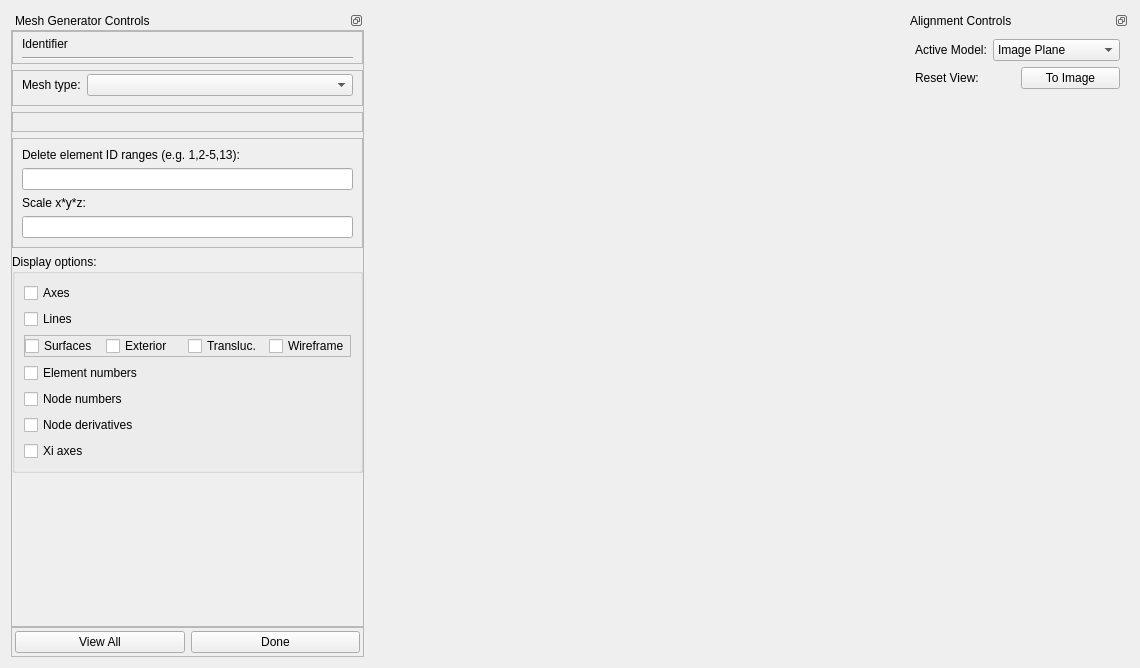
This is mapclientplugins/meshgeneratorstep/qt/meshgeneratorwidget.ui in mlin865/mapclientplugins.scaffoldcreator as Qt 5 draws it before an edit. The edited form follows.
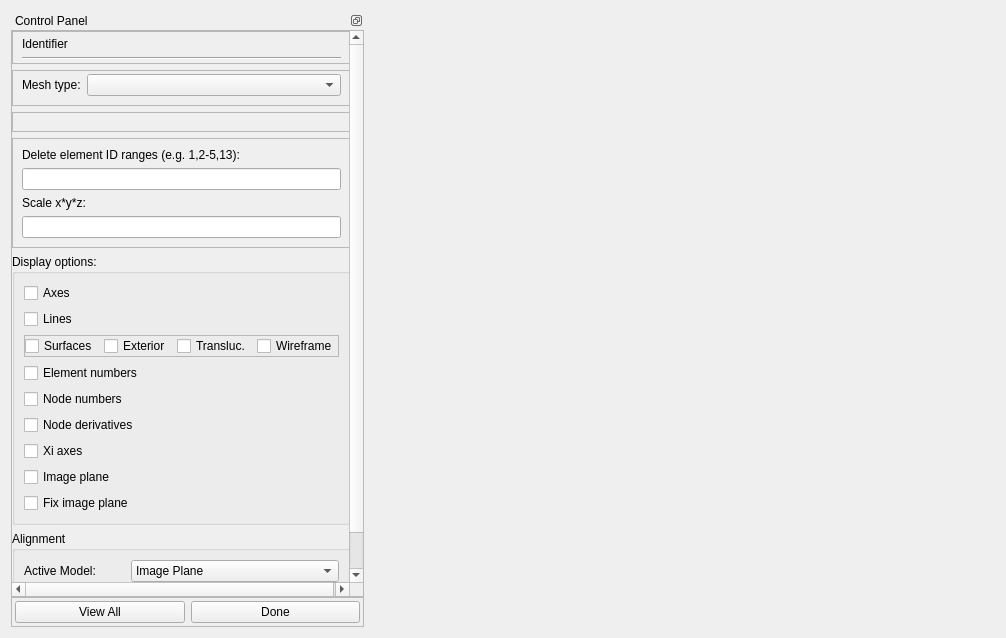
This is the edited form. Custom widgets are drawn as their Qt base class.

Commit message: Handle optional image source input.

Patch:
```diff
--- a/mapclientplugins/meshgeneratorstep/qt/meshgeneratorwidget.ui
+++ b/mapclientplugins/meshgeneratorstep/qt/meshgeneratorwidget.ui
@@ -6,8 +6,8 @@
    <rect>
     <x>0</x>
     <y>0</y>
-    <width>1140</width>
-    <height>668</height>
+    <width>1006</width>
+    <height>638</height>
    </rect>
   </property>
   <property name="sizePolicy">
@@ -41,7 +41,7 @@
       <set>Qt::AllDockWidgetAreas</set>
      </property>
      <property name="windowTitle">
-      <string>Mesh Generator Controls</string>
+      <string>Control Panel</string>
      </property>
      <widget class="QWidget" name="dockWidgetContents">
       <property name="sizePolicy">
@@ -83,7 +83,7 @@
             <x>0</x>
             <y>0</y>
             <width>351</width>
-            <height>595</height>
+            <height>565</height>
            </rect>
           </property>
           <property name="sizePolicy">
@@ -304,6 +304,64 @@
                   </property>
                  </widget>
                 </item>
+                <item>
+                 <widget class="QCheckBox" name="imagePlane_checkBox">
+                  <property name="text">
+                   <string>Image plane</string>
+                  </property>
+                 </widget>
+                </item>
+                <item>
+                 <widget class="QCheckBox" name="fixImagePlane_checkBox">
+                  <property name="text">
+                   <string>Fix image plane</string>
+                  </property>
+                 </widget>
+                </item>
+               </layout>
+              </widget>
+             </item>
+             <item>
+              <widget class="QGroupBox" name="alignment_groupBox">
+               <property name="title">
+                <string>Alignment</string>
+               </property>
+               <layout class="QGridLayout" name="gridLayout">
+                <item row="0" column="0">
+                 <widget class="QLabel" name="activeModel_label">
+                  <property name="text">
+                   <string>Active Model:</string>
+                  </property>
+                 </widget>
+                </item>
+                <item row="0" column="1" colspan="2">
+                 <widget class="QComboBox" name="activeModel_comboBox">
+                  <item>
+                   <property name="text">
+                    <string>Image Plane</string>
+                   </property>
+                  </item>
+                  <item>
+                   <property name="text">
+                    <string>Genereated Mesh</string>
+                   </property>
+                  </item>
+                 </widget>
+                </item>
+                <item row="1" column="0" colspan="2">
+                 <widget class="QLabel" name="toImage_label">
+                  <property name="text">
+                   <string>Reset View:</string>
+                  </property>
+                 </widget>
+                </item>
+                <item row="1" column="2">
+                 <widget class="QPushButton" name="toImage_pushButton">
+                  <property name="text">
+                   <string>To Image</string>
+                  </property>
+                 </widget>
+                </item>
                </layout>
               </widget>
              </item>
@@ -373,86 +431,6 @@
        <verstretch>0</verstretch>
       </sizepolicy>
      </property>
-     <zorder>dockWidget_AlignmentControls</zorder>
-    </widget>
-   </item>
-   <item>
-    <widget class="QDockWidget" name="dockWidget_AlignmentControls">
-     <property name="sizePolicy">
-      <sizepolicy hsizetype="Preferred" vsizetype="Preferred">
-       <horstretch>1</horstretch>
-       <verstretch>0</verstretch>
-      </sizepolicy>
-     </property>
-     <property name="features">
-      <set>QDockWidget::DockWidgetFloatable|QDockWidget::DockWidgetMovable</set>
-     </property>
-     <property name="allowedAreas">
-      <set>Qt::LeftDockWidgetArea|Qt::RightDockWidgetArea</set>
-     </property>
-     <property name="windowTitle">
-      <string>Alignment Controls</string>
-     </property>
-     <widget class="QWidget" name="dockWidgetContents_3">
-      <layout class="QVBoxLayout" name="verticalLayout_5">
-       <item>
-        <layout class="QHBoxLayout" name="horizontalLayout_4">
-         <item>
-          <widget class="QLabel" name="label">
-           <property name="text">
-            <string>Active Model:</string>
-           </property>
-          </widget>
-         </item>
-         <item>
-          <widget class="QComboBox" name="activeModel_comboBox">
-           <item>
-            <property name="text">
-             <string>Image Plane</string>
-            </property>
-           </item>
-           <item>
-            <property name="text">
-             <string>Genereated Mesh</string>
-            </property>
-           </item>
-          </widget>
-         </item>
-        </layout>
-       </item>
-       <item>
-        <layout class="QHBoxLayout" name="horizontalLayout_5">
-         <item>
-          <widget class="QLabel" name="label_2">
-           <property name="text">
-            <string>Reset View:</string>
-           </property>
-          </widget>
-         </item>
-         <item>
-          <widget class="QPushButton" name="image_pushButton">
-           <property name="text">
-            <string>To Image</string>
-           </property>
-          </widget>
-         </item>
-        </layout>
-       </item>
-       <item>
-        <spacer name="verticalSpacer_2">
-         <property name="orientation">
-          <enum>Qt::Vertical</enum>
-         </property>
-         <property name="sizeHint" stdset="0">
-          <size>
-           <width>20</width>
-           <height>548</height>
-          </size>
-         </property>
-        </spacer>
-       </item>
-      </layout>
-     </widget>
     </widget>
    </item>
   </layout>
```
The commit also changes 5 other files.
